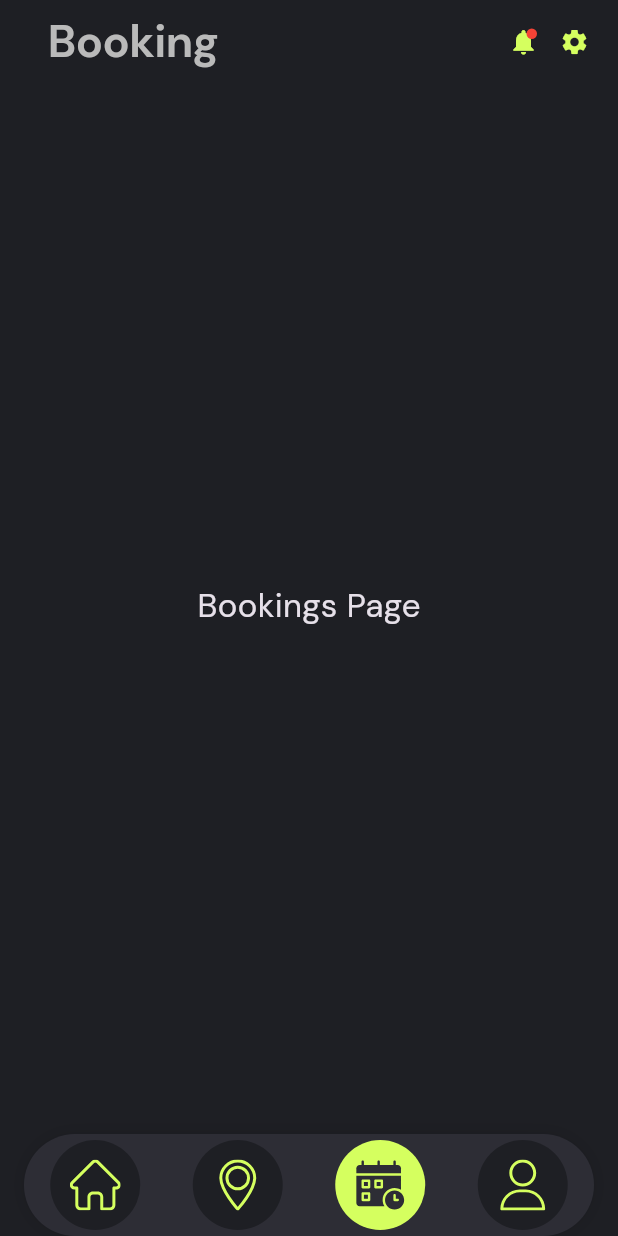
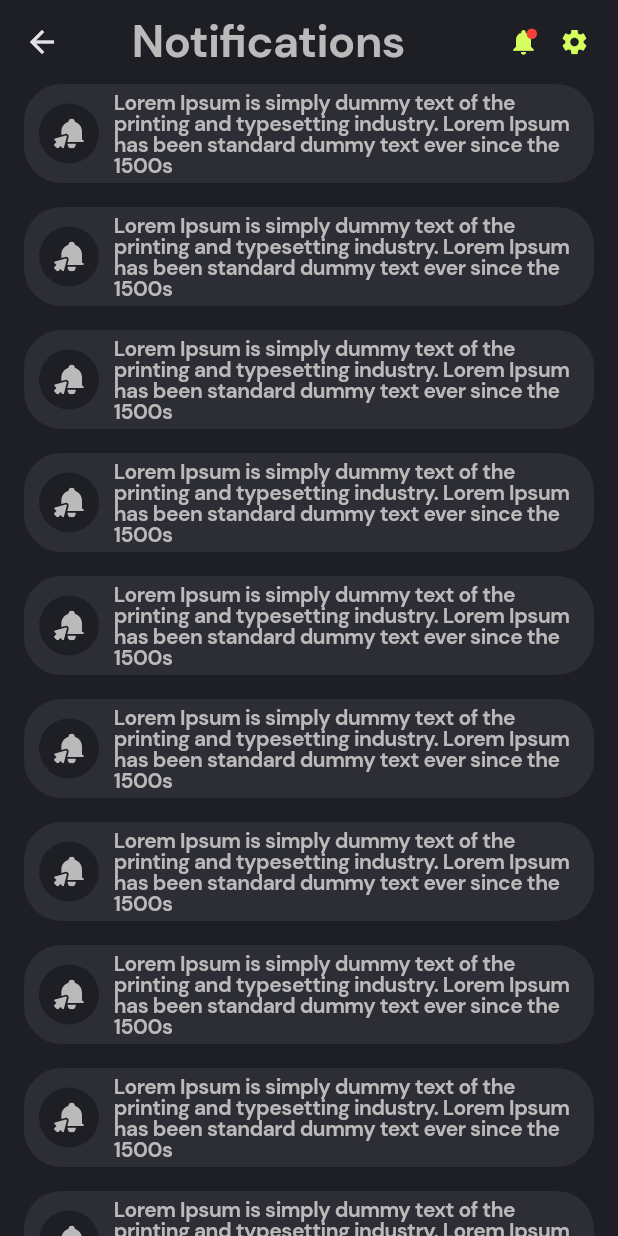
Before and after one commit to YevhenButkoDev/AndGym, a Flutter app: the screen it shows once a user with an empty profile is signed in, item 3 of the bottom bar chosen, after a tap on the "notifications" icon, on a phone screen of 412 x 824 dp. Run offline on Flutter 3.47's test engine with Material 3 defaults, Android fonts, the phone set to English and light mode, and no system bars; our stand-ins replace firebase_auth, firebase_core, flutter_svg, geocoding, geolocator, google_sign_in; missing offline and left inert: flutter_stripe; accounts and stored records are empty; network calls fail.

Commit message:
New Design 2

```diff
--- a/lib/components/MainAppBar.dart
+++ b/lib/components/MainAppBar.dart
@@ -1,6 +1,8 @@
 import 'package:flutter/material.dart';
 import 'package:module_gym/constants/AppConstants.dart';
 import 'package:module_gym/theme/Colours.dart';
+
+import '../pages/NotificationsPage.dart';
 
 class MainAppBar extends StatelessWidget implements PreferredSizeWidget {
   final String title;
@@ -38,7 +40,13 @@ class MainAppBar extends StatelessWidget implements PreferredSizeWidget {
                 iconSize: 20,
                 color: Theme.of(context).neonGreen,
                 onPressed: () {
-                  Navigator.pushNamed(context, '/notifications');
+                  Navigator.push(
+                    context,
+                    MaterialPageRoute(
+                      builder: (_) =>
+                        NotificationsPage(),
+                    ),
+                  );
                 },
                 padding: EdgeInsets.zero,
                 constraints: const BoxConstraints(),
--- /dev/null
+++ b/lib/components/NotificationWidget.dart
@@ -0,0 +1,66 @@
+
+import 'package:flutter/cupertino.dart';
+import 'package:flutter/material.dart';
+import 'package:flutter_svg/svg.dart';
+import 'package:module_gym/theme/Colours.dart';
+
+import '../constants/AppConstants.dart';
+
+class NotificationWidget extends StatelessWidget {
+  final bool isActive;
+  final String message;
+  final String icon;
+
+  const NotificationWidget({
+    super.key,
+    required this.isActive,
+    required this.message,
+    required this.icon
+  });
+
+  @override
+  Widget build(BuildContext context) {
+    return Container(
+      padding: const EdgeInsets.only(left: 10, right: 10, top: 5, bottom: 5),
+      decoration: BoxDecoration(
+        color: Theme.of(context).outerSpace,
+        borderRadius: BorderRadius.circular(25)
+      ),
+      child: Row(
+        children: [
+          Container(
+            width: 40,
+            height: 40,
+            decoration: BoxDecoration(
+              shape: BoxShape.circle,
+              color: Theme.of(context).raisinBlack,
+            ),
+            child: Center(
+              child: SvgPicture.asset(
+                icon,
+                width: 20,
+                height: 20,
+                colorFilter: ColorFilter.mode(
+                  isActive ? Theme.of(context).neonGreen : Theme.of(context).cottonSeed,
+                  BlendMode.srcIn,
+                ),
+              ),
+            ),
+          ),
+          SizedBox(width: 10,),
+          Expanded(child: Text(
+              message,
+              style: TextStyle(
+                  fontSize: 14,
+                  height: 1.0,
+                  fontWeight: FontWeight.bold,
+                  letterSpacing: AppConstants.textLetterSpacing,
+                  color: Theme.of(context).cottonSeed)
+              )
+          )
+        ],
+      ),
+    );
+  }
+
+}
--- a/lib/components/PodFrame.dart
+++ b/lib/components/PodFrame.dart
@@ -11,6 +11,7 @@ class PodFrame extends StatelessWidget {
   final VoidCallback onDetailsPressed;
   final VoidCallback onFeaturedPressed;
   final bool isFeatured;
+  final String size; // small, large
 
   const PodFrame({
     super.key,
@@ -18,7 +19,8 @@ class PodFrame extends StatelessWidget {
     required this.onBookPressed,
     required this.onDetailsPressed,
     required this.onFeaturedPressed,
-    required this.isFeatured,
+    this.isFeatured = false,
+    this.size = 'large'
   });
 
   @override
@@ -29,7 +31,7 @@ class PodFrame extends StatelessWidget {
         children: [
           SizedBox(
             width: double.infinity,
-            height: 290,
+            height: size == 'small' ? 185 : 290,
             child: Image.network(
               imageUrl,
               fit: BoxFit.cover,
--- /dev/null
+++ b/lib/pages/NotificationsPage.dart
@@ -0,0 +1,49 @@
+
+import 'package:flutter/material.dart';
+
+import '../components/MainAppBar.dart';
+import '../components/NotificationWidget.dart';
+
+class NotificationsPage extends StatelessWidget {
+
+  static Future<List<String>> _noop() async {
+    return List<String>.generate(20, (i) => 'Lorem Ipsum is simply dummy text of the printing and typesetting industry. Lorem Ipsum has been standard dummy text ever since the 1500s');
+  }
+
+  @override
+  Widget build(BuildContext context) {
+    return Scaffold(
+      appBar: MainAppBar(title: 'Notifications'),
+      body: Padding(
+        padding: const EdgeInsets.only(left: 16, right: 16),
+        child: FutureBuilder<List<String>>(
+            future: _noop(),
+            builder: (context, snapshot) {
+              if (snapshot.connectionState == ConnectionState.waiting) {
+                return Center(child: CircularProgressIndicator());
+              }
+              if (snapshot.hasError) {
+                return Center(child: Text('Error: ${snapshot.error}'));
+              }
+
+              final sessions = snapshot.data ?? [];
+              if (sessions.isEmpty) {
+                return Center(child: Text('No Notifications.'));
+              }
+
+              return ListView.separated(
+                itemCount: sessions.length,
+                separatorBuilder: (_, __) => SizedBox(height: 16),
+                scrollDirection: Axis.vertical,
+                itemBuilder: (context, index) {
+                  final item = sessions[index];
+                  return NotificationWidget(isActive: false, message: item, icon: 'assets/subscription.svg',);
+                }
+              );
+            },
+          )
+        )
+      );
+  }
+
+}
--- a/lib/theme/Colours.dart
+++ b/lib/theme/Colours.dart
@@ -24,4 +24,8 @@ extension CustomColors on ThemeData {
   Color get redWine => brightness == Brightness.dark
       ? const Color.fromRGBO(197, 29, 29, 1.0)
       : const Color.fromRGBO(197, 29, 29, 1.0);
+
+  Color get midGrey => brightness == Brightness.dark
+      ? const Color.fromRGBO(101, 101, 101, 1.0)
+      : const Color.fromRGBO(101, 101, 101, 1.0);
 }
--- a/pubspec.yaml
+++ b/pubspec.yaml
@@ -38,6 +38,8 @@ dependencies:
   http: ^0.13.6
   flutter_stripe: ^11.5.0
   flutter_svg: ^2.0.7
+  geolocator: ^10.1.0
+  geocoding: ^2.1.0
 
   # The following adds the Cupertino Icons font to your application.
   # Use with the CupertinoIcons class for iOS style icons.
```
Also changed, not shown: lib/pages/redesign/PodDetailsPage.dart (added, +151 -0 lines), lib/pages/redesign/PodsPage.dart (+122 -10 lines), lib/service/LocationService.dart (added, +35 -0 lines), pubspec.lock, 9 other files.
